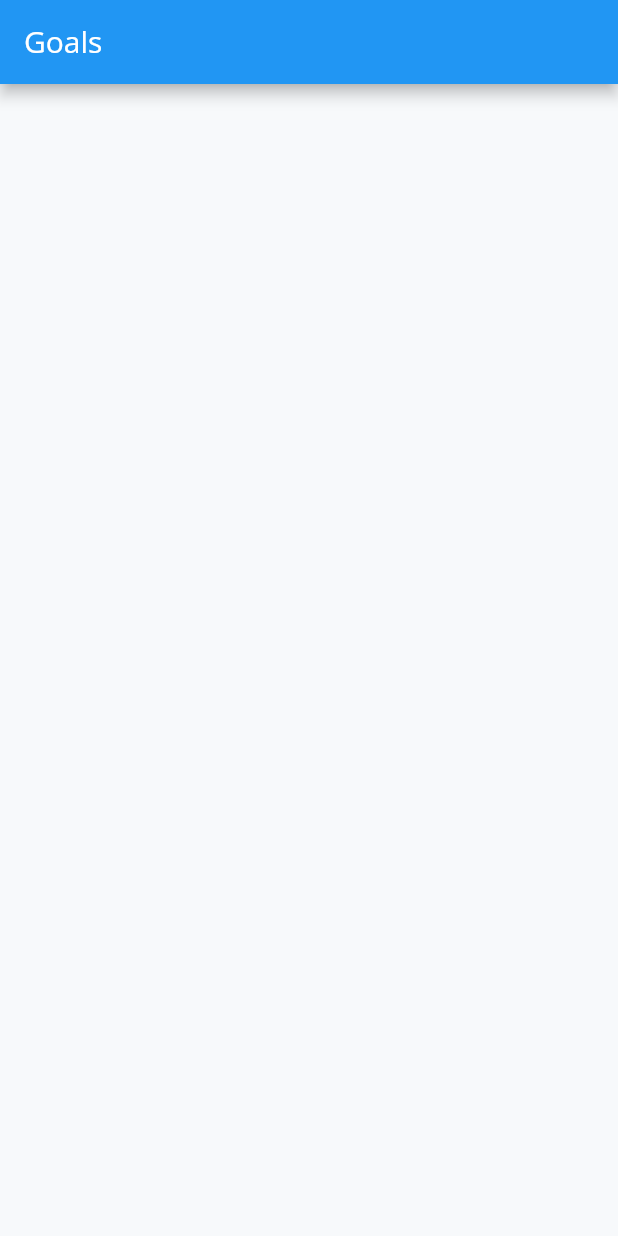
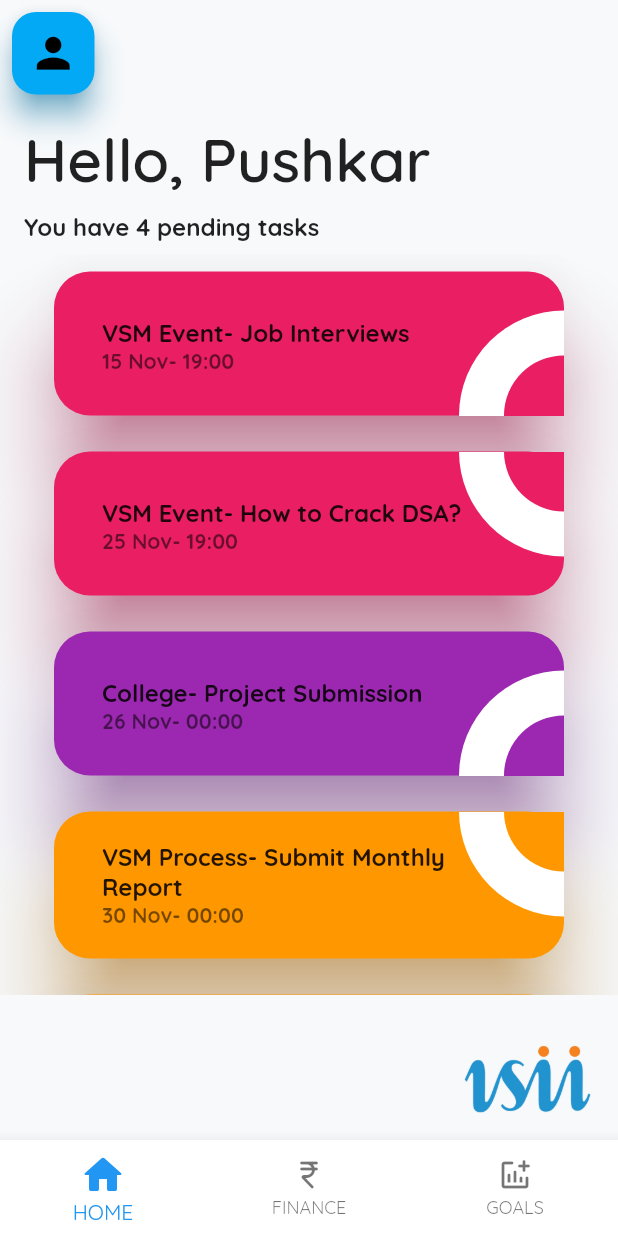
Before and after one commit to VidyadaanSahayakMandal/mvsm, a Flutter app: the screen it shows after launch, on a phone screen of 412 x 824 dp. Run offline on Flutter 3.47's test engine with Material 2 defaults, Android fonts, the phone set to English and light mode, and no system bars; our stand-ins replace flutter_secure_storage, functional_widget_annotation; generated files the repository leaves out were written again.

Commit message:
Finance Page

```diff
--- a/lib/main.dart
+++ b/lib/main.dart
@@ -8,45 +8,90 @@
  */
 
 import 'package:flutter/material.dart';
-import 'package:svsm/pages/finance.dart';
-import 'package:svsm/pages/goals.dart';
-import 'package:svsm/pages/login.dart';
-import 'package:svsm/pages/sharing.dart';
-import 'package:svsm/pages/updates.dart';
-
-import 'pages/dashboard.dart';
+import 'pages/goals.dart';
+import 'pages/home.dart';
+import 'pages/finances.dart';
 
 void main() {
   print("Before runapp");
-  runApp(const MyApp());
+  runApp(MyApp());
   print("End of main");
 }
 
-class MyApp extends StatelessWidget {
-  const MyApp({super.key});
+class MyApp extends StatefulWidget {
+  @override
+  State<StatefulWidget> createState() => _MyAppState();
+}
 
-  // This widget is the root of your application.
+class _MyAppState extends State<MyApp> {
+  static int _currentIndex = 0;
+  static const List<Widget> _pages = <Widget>[Home(), Finances(), Goals()];
+
+// This widget is the root of your application.
   @override
   Widget build(BuildContext context) {
-    print("MyApp build");
-
     return MaterialApp(
-      routes: {
-        "/": (context) => const Goals(),
-        "/dashboard": (context) => const Dashboard(),
-        "/finance": (context) => const Finance(),
-        "/goals": (context) => const Goals(),
-        "/sharing": (context) => const Sharing(),
-        "/updates": (context) => const Updates(),
-      },
-      initialRoute: '/',
       theme: ThemeData(
-        fontFamily: 'OpenSans',
-        primaryColor: const Color(0xff2193cf),
+        fontFamily: 'Quicksand',
+        primaryColor: Colors.blue,
         canvasColor: Colors.white,
         scaffoldBackgroundColor: const Color(0xffF7F9FB),
         dividerColor: Colors.grey.withOpacity(0.3),
       ),
+      home: Scaffold(
+        body: SafeArea(
+          child: IndexedStack(
+            index: _currentIndex,
+            children: _pages,
+          ),
+        ),
+        bottomNavigationBar: BottomNavigationBar(
+          currentIndex: _currentIndex,
+          onTap: (int index) {
+            setState(() {
+              _currentIndex = index;
+            });
+          },
+          items: [
+            BottomNavigationBarItem(
+              icon: const Icon(Icons.home_rounded),
+              label: 'HOME',
+              activeIcon: Column(
+                children: const <Widget>[
+                  Icon(
+                    Icons.home_rounded,
+                    size: 32,
+                  ),
+                ],
+              ),
+            ),
+            BottomNavigationBarItem(
+              icon: const Icon(Icons.currency_rupee_rounded),
+              label: 'FINANCE',
+              activeIcon: Column(
+                children: const <Widget>[
+                  Icon(
+                    Icons.currency_rupee_rounded,
+                    size: 32,
+                  ),
+                ],
+              ),
+            ),
+            BottomNavigationBarItem(
+              icon: const Icon(Icons.addchart_rounded),
+              label: 'GOALS',
+              activeIcon: Column(
+                children: const <Widget>[
+                  Icon(
+                    Icons.addchart_rounded,
+                    size: 32,
+                  ),
+                ],
+              ),
+            ),
+          ],
+        ),
+      ),
     );
   }
 }
--- a/lib/pages/goals.dart
+++ b/lib/pages/goals.dart
@@ -1,23 +1,10 @@
-/*
- * Filename: c:\dev\wip\vsm\svsm\lib\pages\goals.dart
- * Path: c:\dev\wip\vsm\svsm\lib\pages
- * Created Date: Saturday, November 12th 2022, 4:38:24 pm
- * Author: Vikas K Solegaonkar
- *
- * Copyright (c) 2022 Vikas K Solegaonkar
- */
 import 'package:flutter/material.dart';
+import 'package:functional_widget_annotation/functional_widget_annotation.dart';
+import 'package:svsm/widgets/vsm_logo_stack.dart';
 
-class Goals extends StatelessWidget {
-  const Goals({super.key});
+part 'goals.g.dart';
 
-  @override
-  Widget build(BuildContext context) {
-    return Scaffold(
-      appBar: AppBar(
-        title: const Text("Goals"),
-      ),
-      body: Container(),
-    );
-  }
+@swidget
+Widget goals(BuildContext context) {
+  return VSMLogoStack(child: Container());
 }
--- /dev/null
+++ b/lib/pages/home.dart
@@ -0,0 +1,111 @@
+import 'package:flutter/material.dart';
+import '../widgets/task.dart';
+import '../widgets/vsm_logo_stack.dart';
+import '../widgets/square_button.dart';
+
+class Home extends StatefulWidget {
+  const Home({super.key});
+
+  @override
+  State<Home> createState() => _HomeState();
+}
+
+class _HomeState extends State<Home> {
+  @override
+  Widget build(BuildContext context) {
+    return VSMLogoStack(
+      child: Column(
+        crossAxisAlignment: CrossAxisAlignment.start,
+        children: [
+          Row(
+            mainAxisAlignment: MainAxisAlignment.spaceBetween,
+            children: const [
+              SquareButton(
+                icon: Icons.person,
+                size: 55,
+                color: Colors.lightBlue,
+              ),
+            ],
+          ),
+          Column(
+            children: [
+              const SizedBox(
+                height: 8,
+              ),
+              Padding(
+                padding: const EdgeInsets.symmetric(
+                  vertical: 2,
+                  horizontal: 16,
+                ),
+                child: Row(
+                  children: const [
+                    Text(
+                      "Hello, Pushkar",
+                      style: TextStyle(
+                        fontFamily: 'Quicksand',
+                        fontWeight: FontWeight.w600,
+                        fontSize: 40,
+                      ),
+                    ),
+                  ],
+                ),
+              ),
+              Padding(
+                padding: const EdgeInsets.symmetric(
+                  vertical: 8,
+                  horizontal: 16,
+                ),
+                child: Row(
+                  children: const [
+                    Text(
+                      "You have 4 pending tasks",
+                      style: TextStyle(
+                          fontFamily: 'Quicksand',
+                          fontWeight: FontWeight.w800,
+                          fontSize: 16),
+                    ),
+                  ],
+                ),
+              ),
+              SizedBox(
+                height: MediaQuery.of(context).size.height - 330,
+                child: ListView(
+                  children: const [
+                    TaskWidget(
+                      title: 'VSM Event- Job Interviews',
+                      subtitle: '15 Nov- 19:00',
+                      i: 0,
+                    ),
+                    TaskWidget(
+                      title: 'VSM Event- How to Crack DSA?',
+                      subtitle: '25 Nov- 19:00',
+                      i: 1,
+                    ),
+                    TaskWidget(
+                      title: 'College- Project Submission',
+                      subtitle: '26 Nov- 00:00',
+                      i: 2,
+                      color: Colors.purple,
+                    ),
+                    TaskWidget(
+                      title: 'VSM Process- Submit Monthly Report',
+                      subtitle: '30 Nov- 00:00',
+                      color: Colors.orange,
+                      i: 3,
+                    ),
+                    TaskWidget(
+                      title: 'VSM Process- Submit Monthly Report',
+                      subtitle: '30 Nov- 00:00',
+                      color: Colors.orange,
+                      i: 4,
+                    ),
+                  ],
+                ),
+              ),
+            ],
+          ),
+        ],
+      ),
+    );
+  }
+}
```
Also changed, not shown: lib/pages/dashboard.dart (+23 -6 lines), lib/pages/finances.dart (added, +189 -0 lines), lib/widgets/big_square_button.dart (added, +51 -0 lines), lib/widgets/square_button.dart (added, +37 -0 lines), lib/widgets/task.dart (added, +68 -0 lines), lib/widgets/vsm_logo_stack.dart (added, +25 -0 lines), pubspec.yaml (+23 -1 lines), assets/fonts/Quicksand-Bold.ttf (added), assets/fonts/Quicksand-Light.ttf (added), assets/fonts/Quicksand-Medium.ttf (added), assets/fonts/Quicksand-Regular.ttf (added), assets/fonts/Quicksand-SemiBold.ttf (added), pubspec.lock, 1 other file.
